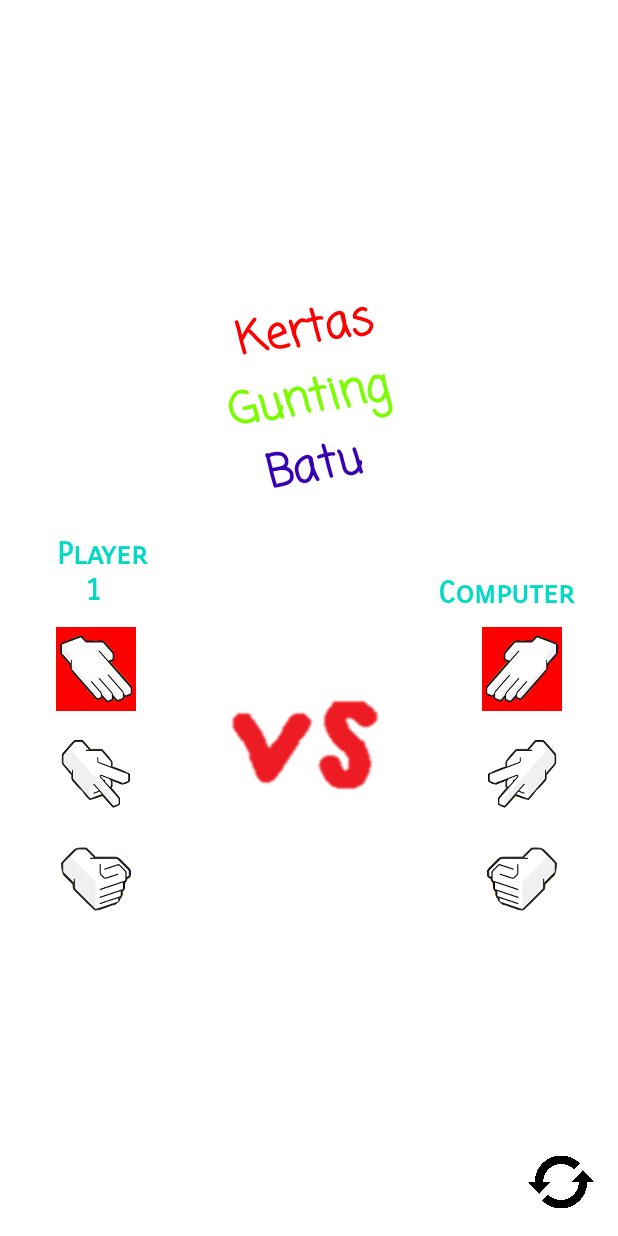
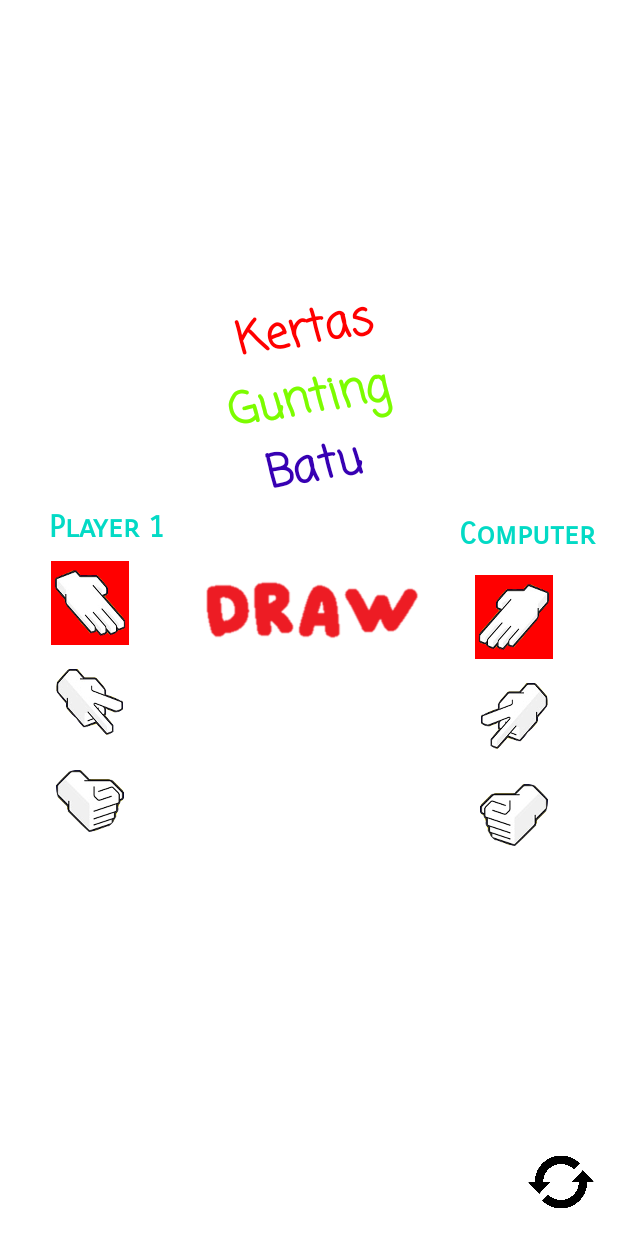
Before and after one commit to syahere/AplikasiSuit, an Android app: the GameActivity screen opened directly, with no data from a screen before it, after a tap on an icon or button, on a phone screen of 412 x 824 dp. Run offline under Robolectric (Android 15) with nearby library versions, the phone set to English and light mode, and no system bars.

Commit message:
Pembetulan fungsi

```diff
--- a/app/src/main/java/com/example/gamesuit/GameActivity.kt
+++ b/app/src/main/java/com/example/gamesuit/GameActivity.kt
@@ -3,28 +3,41 @@ package com.example.gamesuit
 import android.graphics.Color
 import android.os.Bundle
 import android.widget.ImageView
-import android.widget.TextView
 import androidx.appcompat.app.AppCompatActivity
 import com.example.gamesuit.element.Paper
 import com.example.gamesuit.element.Scissors
 import com.example.gamesuit.element.Rock
-import com.example.gamesuit.element.StringContainer
 import com.example.gamesuit.element.StringContainer.paper
 import com.example.gamesuit.element.StringContainer.rock
 import com.example.gamesuit.element.StringContainer.scissors
-import com.example.gamesuit.helper.Suit
-import com.example.gamesuit.helper.ResultSuit
 
 class GameActivity : AppCompatActivity() {
 
-    private lateinit var kertas_right: ImageView
-    private lateinit var batu_right: ImageView
-    private lateinit var gunting_right: ImageView
-    private lateinit var kertas_left: ImageView
-    private lateinit var batu_left: ImageView
-    private lateinit var gunting_left: ImageView
-    private lateinit var playAgainButton: ImageView
-    private lateinit var midImage: ImageView
+    private val kertas_right: ImageView by lazy {
+        findViewById(R.id.kertas_right)
+    }
+    private val batu_right: ImageView by lazy {
+        findViewById(R.id.batu_right)
+    }
+    private val gunting_right: ImageView by lazy {
+        findViewById(R.id.gunting_right)
+    }
+    private val kertas_left: ImageView by lazy {
+        findViewById(R.id.kertas_left)
+    }
+    private val batu_left: ImageView by lazy {
+        findViewById(R.id.batu_left)
+    }
+    private val gunting_left: ImageView by lazy {
+        findViewById(R.id.gunting_left)
+    }
+    private val playAgainButton: ImageView by lazy {
+        findViewById(R.id.play_again)
+    }
+    private val midImage: ImageView by lazy {
+        findViewById(R.id.result)
+    }
+
 
     override fun onCreate(savedInstanceState: Bundle?) {
         super.onCreate(savedInstanceState)
@@ -32,37 +45,36 @@ class GameActivity : AppCompatActivity() {
 
 
 
-        kertas_right = findViewById(R.id.kertas_right)
-        batu_right = findViewById(R.id.batu_right)
-        gunting_right = findViewById(R.id.gunting_right)
-        kertas_left = findViewById(R.id.kertas_left)
-        batu_left = findViewById(R.id.batu_left)
-        gunting_left = findViewById(R.id.gunting_left)
-        playAgainButton = findViewById(R.id.play_again)
-
-
         kertas_left.setOnClickListener {
             kertas_left.onBoxClicked(kertas_left)
             batu_left.isEnabled = false
             gunting_left.isEnabled = false
+            val mySuit = "paper"
             startSuitWithCom()
+            resultGame(mySuit)
+            playAgain()
 
         }
         batu_left.setOnClickListener {
             batu_left.onBoxClicked(batu_left)
             kertas_left.isEnabled = false
             gunting_left.isEnabled = false
+            val mySuit = "rock"
             startSuitWithCom()
+            resultGame(mySuit)
+            playAgain()
 
         }
         gunting_left.setOnClickListener {
             gunting_left.onBoxClicked(gunting_left)
             batu_left.isEnabled = false
             kertas_left.isEnabled = false
+            val mySuit = "scissors"
             startSuitWithCom()
+            resultGame(mySuit)
+            playAgain()
 
         }
-
     }
 
     private fun ImageView.onBoxClicked(image: ImageView?) {
@@ -77,41 +89,56 @@ class GameActivity : AppCompatActivity() {
         val paper = Paper("paper")
         val rock = Rock("rock")
         val scissors = Scissors("scissors")
-        val resultList: List<Suit> = listOf(paper, rock, scissors)
-        val compSuit = resultList.random()
+    }
 
+    private fun resultGame(mySuit: String): Unit {
 
-        when (compSuit.name) {
+        val listElement = arrayOf(paper, rock, scissors)
+        val compSuit = listElement.random()
+        when (compSuit) {
             "paper" -> kertas_right.onBoxClicked(kertas_right)
             "scissors" -> gunting_right.onBoxClicked(gunting_right)
-            else -> batu_right.onBoxClicked(batu_right)
+            "rock" -> batu_right.onBoxClicked(batu_right)
         }
-        val mySuit = when {
-            kertas_left.hasOnClickListeners() -> Paper(StringContainer.paper)
-            gunting_left.hasOnClickListeners() -> Scissors(StringContainer.scissors)
-            else -> Rock(StringContainer.rock)
+        when (mySuit) {
+            "scissors" -> {
+                when (compSuit) {
+                    "scissors" -> midImage.setImageResource(R.drawable.draw)
+                    "paper" -> midImage.setImageResource(R.drawable.win)
+                    "rock" -> midImage.setImageResource(R.drawable.lost)
+                }
+            }
+            "paper" -> {
+                when (compSuit) {
+                    "scissors" -> midImage.setImageResource(R.drawable.lost)
+                    "paper" -> midImage.setImageResource(R.drawable.draw)
+                    "rock" -> midImage.setImageResource(R.drawable.win)
+                }
+            }
+
+            "rock" -> {
+                when (compSuit) {
+                    "scissors" -> midImage.setImageResource(R.drawable.win)
+                    "paper" -> midImage.setImageResource(R.drawable.lost)
+                    "rock" -> midImage.setImageResource(R.drawable.draw)
+                }
+            }
         }
+    }
 
-        val result = mySuit.actionAgainst(compSuit)
-
-        if (result.status == "WIN") {
-            midImage.setImageResource(R.drawable.win)
-        }
-        if (result.status == "LOSE") {
-            midImage.setImageResource(R.drawable.lost)
-        } else {
-            midImage.setImageResource(R.drawable.draw)
-        }
+    private fun playAgain() {
         playAgainButton.setOnClickListener {
             batu_left.isEnabled = true
             kertas_left.isEnabled = true
             gunting_left.isEnabled = true
+            kertas_left.offBoxClicked(kertas_left)
+            gunting_left.offBoxClicked(gunting_left)
+            batu_left.offBoxClicked(batu_left)
             kertas_right.offBoxClicked(kertas_right)
             gunting_right.offBoxClicked(gunting_right)
             batu_right.offBoxClicked(batu_right)
+            midImage.setImageResource(R.drawable.versus)
             startSuitWithCom()
-
         }
-
     }
 }
--- a/app/src/main/java/com/example/gamesuit/element/Rock.kt
+++ b/app/src/main/java/com/example/gamesuit/element/Rock.kt
@@ -1,5 +1,4 @@
 package com.example.gamesuit.element
-
 import com.example.gamesuit.helper.Suit
 
 class Rock(name: String) : Suit(name) {
--- a/app/src/main/java/com/example/gamesuit/element/Scissors.kt
+++ b/app/src/main/java/com/example/gamesuit/element/Scissors.kt
@@ -10,6 +10,7 @@ class Scissors(name: String) : Suit(name) {
 
     override fun winFrom(): String {
         return StringContainer.paper
+
     }
 
     override fun drawFrom(): String {
--- a/app/src/main/res/layout/activity_game.xml
+++ b/app/src/main/res/layout/activity_game.xml
@@ -2,8 +2,8 @@
 <RelativeLayout xmlns:android="http://schemas.android.com/apk/res/android"
     android:layout_width="match_parent"
     android:layout_height="match_parent"
-    android:background="@color/white">
-
+    android:background="@color/white"
+    xmlns:app="http://schemas.android.com/apk/res-auto">
 <TextView
     android:id="@+id/name"
     android:layout_width="97dp"
@@ -21,31 +21,35 @@
     android:textSize="30sp"
     android:textStyle="bold" />
 
-    <ImageView
-        android:id="@+id/result"
-        android:layout_width="wrap_content"
-        android:layout_height="wrap_content"
+    <LinearLayout
+        android:layout_width="match_parent"
+        android:layout_height="match_parent"
+        android:layout_below="@id/name"
         android:layout_alignParentStart="true"
+        android:layout_alignParentTop="true"
         android:layout_alignParentEnd="true"
         android:layout_alignParentBottom="true"
-        android:layout_marginStart="114dp"
-        android:layout_marginEnd="111dp"
-        android:layout_marginBottom="245dp"
-        android:src="@drawable/versus" />
+        android:layout_marginTop="327dp"
+        android:orientation="horizontal"
+        android:paddingStart="6dp"
+        android:paddingTop="6dp"
+        android:paddingEnd="6dp">
+
+        <LinearLayout
+            android:layout_width="wrap_content"
+            android:layout_height="242dp"
+            android:orientation="vertical"
+            android:paddingStart="20dp"
+            android:paddingTop="6dp"
+            android:paddingEnd="6dp">
 
             <TextView
                 android:id="@+id/player1"
                 android:layout_width="wrap_content"
                 android:layout_height="wrap_content"
-        android:layout_alignParentStart="true"
-        android:layout_alignParentEnd="true"
-        android:layout_alignParentBottom="true"
-        android:layout_marginStart="26dp"
-        android:layout_marginEnd="308dp"
-        android:layout_marginBottom="418dp"
                 android:fontFamily="sans-serif-smallcaps"
+                android:gravity="center"
                 android:text="@string/player1"
-        android:gravity="center"
                 android:textSize="20sp"
                 android:textStyle="bold" />
 
@@ -53,51 +57,48 @@
                 android:id="@+id/kertas_left"
                 android:layout_width="52dp"
                 android:layout_height="56dp"
-        android:layout_alignParentStart="true"
-        android:layout_alignParentEnd="true"
-        android:layout_alignParentBottom="true"
-        android:layout_marginStart="37dp"
-        android:layout_marginEnd="321dp"
-        android:layout_marginBottom="350dp"
-        android:src="@drawable/kertas"
-        android:scaleX="-1"/>
+                android:layout_marginStart="8dp"
+                android:layout_marginTop="10dp"
+                android:scaleX="-1"
+                android:src="@drawable/kertas" />
 
             <ImageView
                 android:id="@+id/gunting_left"
                 android:layout_width="52dp"
                 android:layout_height="56dp"
-        android:layout_alignParentStart="true"
-        android:layout_alignParentEnd="true"
-        android:layout_alignParentBottom="true"
-        android:layout_marginStart="37dp"
-        android:layout_marginEnd="321dp"
-        android:layout_marginBottom="280dp"
-        android:src="@drawable/gunting"
-        android:scaleX="-1"/>
+                android:layout_marginStart="8dp"
+                android:layout_marginTop="10dp"
+                android:scaleX="-1"
+                android:src="@drawable/gunting" />
 
             <ImageView
                 android:id="@+id/batu_left"
                 android:layout_width="52dp"
                 android:layout_height="56dp"
-        android:layout_alignParentStart="true"
-        android:layout_alignParentEnd="true"
-        android:layout_alignParentBottom="true"
-        android:layout_marginStart="37dp"
-        android:layout_marginEnd="321dp"
-        android:layout_marginBottom="210dp"
+                android:layout_marginStart="8dp"
+                android:layout_marginTop="10dp"
                 android:scaleX="-1"
                 android:src="@drawable/batu" />
+        </LinearLayout>
+
+        <ImageView
+            android:id="@+id/result"
+            android:layout_width="169dp"
+            android:layout_height="147dp"
+            android:src="@drawable/versus" />
+
+        <LinearLayout
+            android:layout_width="125dp"
+            android:layout_height="250dp"
+            android:orientation="vertical"
+            android:paddingStart="6dp"
+            android:paddingTop="6dp"
+            android:paddingEnd="6dp">
 
             <TextView
                 android:id="@+id/computer"
-        android:layout_width="97dp"
-        android:layout_height="wrap_content"
-        android:layout_alignParentStart="true"
-        android:layout_alignParentEnd="true"
-        android:layout_alignParentBottom="true"
-        android:layout_marginStart="289dp"
-        android:layout_marginEnd="26dp"
-        android:layout_marginBottom="416dp"
+                android:layout_width="109dp"
+                android:layout_height="34dp"
                 android:fontFamily="sans-serif-smallcaps"
                 android:gravity="center"
                 android:text="@string/comp"
@@ -108,38 +109,28 @@
                 android:id="@+id/kertas_right"
                 android:layout_width="52dp"
                 android:layout_height="56dp"
-        android:layout_alignParentStart="true"
-        android:layout_alignParentEnd="true"
-        android:layout_alignParentBottom="true"
-        android:layout_marginStart="321dp"
-        android:layout_marginEnd="37dp"
-        android:layout_marginBottom="350dp"
-        android:src="@drawable/kertas"
-        />
+                android:layout_marginStart="20dp"
+                android:layout_marginTop="10dp"
+                android:src="@drawable/kertas" />
 
             <ImageView
                 android:id="@+id/gunting_right"
                 android:layout_width="52dp"
                 android:layout_height="56dp"
-        android:layout_alignParentStart="true"
-        android:layout_alignParentEnd="true"
-        android:layout_alignParentBottom="true"
-        android:layout_marginStart="321dp"
-        android:layout_marginEnd="37dp"
-        android:layout_marginBottom="280dp"
+                android:layout_marginStart="20dp"
+                android:layout_marginTop="10dp"
                 android:src="@drawable/gunting" />
 
             <ImageView
                 android:id="@+id/batu_right"
                 android:layout_width="52dp"
                 android:layout_height="56dp"
-        android:layout_alignParentStart="true"
-        android:layout_alignParentEnd="true"
-        android:layout_alignParentBottom="true"
-        android:layout_marginStart="321dp"
-        android:layout_marginEnd="37dp"
-        android:layout_marginBottom="210dp"
+                android:layout_marginStart="20dp"
+                android:layout_marginTop="10dp"
                 android:src="@drawable/batu" />
+
+        </LinearLayout>
+    </LinearLayout>
 
  <ImageView
      android:id="@+id/play_again"
@@ -152,5 +143,4 @@
      android:layout_marginEnd="16dp"
      android:layout_marginBottom="12dp"
      android:src="@drawable/playagain" />
-
 </RelativeLayout>
```
Lines whose indentation alone changed are shown as unchanged.
